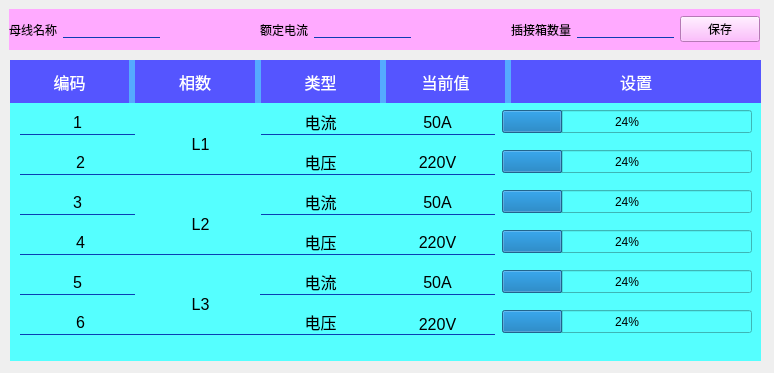
Old version of the form BusBar-Qt/setting/setparameters/majorsetting.ui in the repository luozhiyong131/BusBar.
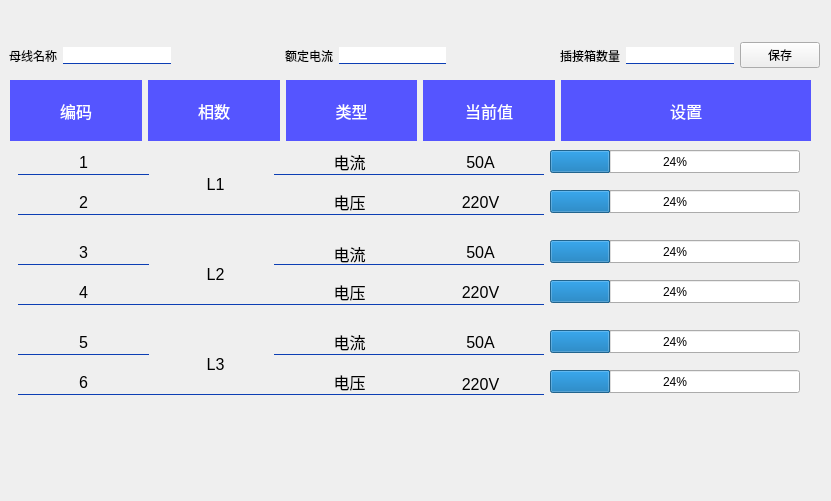
New version of the form. Custom widgets are drawn as their Qt base class.

```diff
--- a/BusBar-Qt/setting/setparameters/majorsetting.ui
+++ b/BusBar-Qt/setting/setparameters/majorsetting.ui
@@ -6,8 +6,8 @@
    <rect>
     <x>0</x>
     <y>0</y>
-    <width>774</width>
-    <height>373</height>
+    <width>831</width>
+    <height>501</height>
    </rect>
   </property>
   <property name="windowTitle">
@@ -17,8 +17,8 @@
    <property name="geometry">
     <rect>
      <x>9</x>
-     <y>9</y>
-     <width>751</width>
+     <y>35</y>
+     <width>811</width>
      <height>41</height>
     </rect>
    </property>
@@ -29,7 +29,7 @@
     </size>
    </property>
    <property name="styleSheet">
-    <string notr="true">background-color: rgb(255, 170, 255);</string>
+    <string notr="true"/>
    </property>
    <layout class="QHBoxLayout" name="horizontalLayout">
     <item>
@@ -128,25 +128,25 @@
    <property name="geometry">
     <rect>
      <x>10</x>
-     <y>60</y>
-     <width>751</width>
-     <height>301</height>
+     <y>80</y>
+     <width>811</width>
+     <height>381</height>
     </rect>
    </property>
    <property name="styleSheet">
-    <string notr="true">background-color: rgb(85, 255, 255);</string>
+    <string notr="true"/>
    </property>
    <widget class="QWidget" name="widget_3" native="true">
     <property name="geometry">
      <rect>
       <x>0</x>
       <y>0</y>
-      <width>751</width>
-      <height>43</height>
+      <width>801</width>
+      <height>61</height>
      </rect>
     </property>
     <property name="styleSheet">
-     <string notr="true">background-color: rgb(85, 170, 255);</string>
+     <string notr="true"/>
     </property>
     <layout class="QHBoxLayout" name="horizontalLayout_2">
      <item>
@@ -255,9 +255,9 @@
    <widget class="QLabel" name="label_9">
     <property name="geometry">
      <rect>
-      <x>10</x>
-      <y>50</y>
-      <width>115</width>
+      <x>8</x>
+      <y>70</y>
+      <width>131</width>
       <height>25</height>
      </rect>
     </property>
@@ -284,9 +284,9 @@
    <widget class="QLabel" name="label_11">
     <property name="geometry">
      <rect>
-      <x>250</x>
-      <y>50</y>
-      <width>121</width>
+      <x>264</x>
+      <y>70</y>
+      <width>151</width>
       <height>25</height>
      </rect>
     </property>
@@ -313,9 +313,9 @@
    <widget class="QLabel" name="label_1_cur">
     <property name="geometry">
      <rect>
-      <x>370</x>
-      <y>50</y>
-      <width>115</width>
+      <x>407</x>
+      <y>70</y>
+      <width>127</width>
       <height>25</height>
      </rect>
     </property>
@@ -342,9 +342,9 @@
    <widget class="QLabel" name="label_14">
     <property name="geometry">
      <rect>
-      <x>250</x>
-      <y>90</y>
-      <width>121</width>
+      <x>264</x>
+      <y>110</y>
+      <width>151</width>
       <height>25</height>
      </rect>
     </property>
@@ -371,9 +371,9 @@
    <widget class="QLabel" name="label_15">
     <property name="geometry">
      <rect>
-      <x>10</x>
-      <y>90</y>
-      <width>121</width>
+      <x>8</x>
+      <y>110</y>
+      <width>131</width>
       <height>25</height>
      </rect>
     </property>
@@ -401,8 +401,8 @@
     <property name="geometry">
      <rect>
       <x>130</x>
-      <y>54</y>
-      <width>121</width>
+      <y>74</y>
+      <width>151</width>
       <height>61</height>
      </rect>
     </property>
@@ -429,9 +429,9 @@
    <widget class="QLabel" name="label_1_vol">
     <property name="geometry">
      <rect>
-      <x>370</x>
-      <y>90</y>
-      <width>115</width>
+      <x>407</x>
+      <y>110</y>
+      <width>127</width>
       <height>25</height>
      </rect>
     </property>
@@ -458,10 +458,10 @@
    <widget class="QLabel" name="label_19">
     <property name="geometry">
      <rect>
-      <x>250</x>
-      <y>130</y>
-      <width>121</width>
-      <height>25</height>
+      <x>264</x>
+      <y>164</y>
+      <width>151</width>
+      <height>21</height>
      </rect>
     </property>
     <property name="font">
@@ -487,9 +487,9 @@
    <widget class="QLabel" name="label_20">
     <property name="geometry">
      <rect>
-      <x>10</x>
-      <y>130</y>
-      <width>115</width>
+      <x>8</x>
+      <y>160</y>
+      <width>131</width>
       <height>25</height>
      </rect>
     </property>
@@ -516,9 +516,9 @@
    <widget class="QLabel" name="label_21">
     <property name="geometry">
      <rect>
-      <x>10</x>
-      <y>170</y>
-      <width>121</width>
+      <x>8</x>
+      <y>200</y>
+      <width>131</width>
       <height>25</height>
      </rect>
     </property>
@@ -545,9 +545,9 @@
    <widget class="QLabel" name="label_2_vol">
     <property name="geometry">
      <rect>
-      <x>370</x>
-      <y>170</y>
-      <width>115</width>
+      <x>407</x>
+      <y>200</y>
+      <width>127</width>
       <height>25</height>
      </rect>
     </property>
@@ -574,9 +574,9 @@
    <widget class="QLabel" name="label_2_cur">
     <property name="geometry">
      <rect>
-      <x>370</x>
-      <y>130</y>
-      <width>115</width>
+      <x>407</x>
+      <y>160</y>
+      <width>127</width>
       <height>25</height>
      </rect>
     </property>
@@ -604,8 +604,8 @@
     <property name="geometry">
      <rect>
       <x>130</x>
-      <y>134</y>
-      <width>121</width>
+      <y>164</y>
+      <width>151</width>
       <height>61</height>
      </rect>
     </property>
@@ -632,9 +632,9 @@
    <widget class="QLabel" name="label_27">
     <property name="geometry">
      <rect>
-      <x>250</x>
-      <y>170</y>
-      <width>121</width>
+      <x>264</x>
+      <y>200</y>
+      <width>151</width>
       <height>25</height>
      </rect>
     </property>
@@ -661,9 +661,9 @@
    <widget class="QLabel" name="label_3_vol">
     <property name="geometry">
      <rect>
-      <x>370</x>
-      <y>254</y>
-      <width>115</width>
+      <x>407</x>
+      <y>294</y>
+      <width>127</width>
       <height>21</height>
      </rect>
     </property>
@@ -690,9 +690,9 @@
    <widget class="QLabel" name="label_3_cur">
     <property name="geometry">
      <rect>
-      <x>370</x>
-      <y>210</y>
-      <width>115</width>
+      <x>407</x>
+      <y>250</y>
+      <width>127</width>
       <height>25</height>
      </rect>
     </property>
@@ -719,9 +719,9 @@
    <widget class="QLabel" name="label_32">
     <property name="geometry">
      <rect>
-      <x>10</x>
-      <y>250</y>
-      <width>121</width>
+      <x>8</x>
+      <y>290</y>
+      <width>131</width>
       <height>25</height>
      </rect>
     </property>
@@ -748,9 +748,9 @@
    <widget class="QLabel" name="label_33">
     <property name="geometry">
      <rect>
-      <x>10</x>
-      <y>210</y>
-      <width>115</width>
+      <x>8</x>
+      <y>250</y>
+      <width>131</width>
       <height>25</height>
      </rect>
     </property>
@@ -777,9 +777,9 @@
    <widget class="QLabel" name="label_34">
     <property name="geometry">
      <rect>
-      <x>250</x>
-      <y>250</y>
-      <width>121</width>
+      <x>264</x>
+      <y>290</y>
+      <width>151</width>
       <height>25</height>
      </rect>
     </property>
@@ -807,8 +807,8 @@
     <property name="geometry">
      <rect>
       <x>130</x>
-      <y>214</y>
-      <width>121</width>
+      <y>254</y>
+      <width>151</width>
       <height>61</height>
      </rect>
     </property>
@@ -835,9 +835,9 @@
    <widget class="QLabel" name="label_38">
     <property name="geometry">
      <rect>
-      <x>250</x>
-      <y>210</y>
-      <width>121</width>
+      <x>264</x>
+      <y>250</y>
+      <width>151</width>
       <height>25</height>
      </rect>
     </property>
@@ -864,8 +864,8 @@
    <widget class="MyProgressBar" name="progressBar">
     <property name="geometry">
      <rect>
-      <x>492</x>
-      <y>50</y>
+      <x>540</x>
+      <y>70</y>
       <width>250</width>
       <height>23</height>
      </rect>
@@ -877,8 +877,8 @@
    <widget class="MyProgressBar" name="progressBar_2">
     <property name="geometry">
      <rect>
-      <x>492</x>
-      <y>90</y>
+      <x>540</x>
+      <y>110</y>
       <width>250</width>
       <height>23</height>
      </rect>
@@ -890,8 +890,8 @@
    <widget class="MyProgressBar" name="progressBar_3">
     <property name="geometry">
      <rect>
-      <x>492</x>
-      <y>130</y>
+      <x>540</x>
+      <y>160</y>
       <width>250</width>
       <height>23</height>
      </rect>
@@ -903,8 +903,8 @@
    <widget class="MyProgressBar" name="progressBar_4">
     <property name="geometry">
      <rect>
-      <x>492</x>
-      <y>170</y>
+      <x>540</x>
+      <y>200</y>
       <width>250</width>
       <height>23</height>
      </rect>
@@ -916,8 +916,8 @@
    <widget class="MyProgressBar" name="progressBar_5">
     <property name="geometry">
      <rect>
-      <x>492</x>
-      <y>210</y>
+      <x>540</x>
+      <y>250</y>
       <width>250</width>
       <height>23</height>
      </rect>
@@ -929,8 +929,8 @@
    <widget class="MyProgressBar" name="progressBar_6">
     <property name="geometry">
      <rect>
-      <x>492</x>
-      <y>250</y>
+      <x>540</x>
+      <y>290</y>
       <width>250</width>
       <height>23</height>
      </rect>
```
